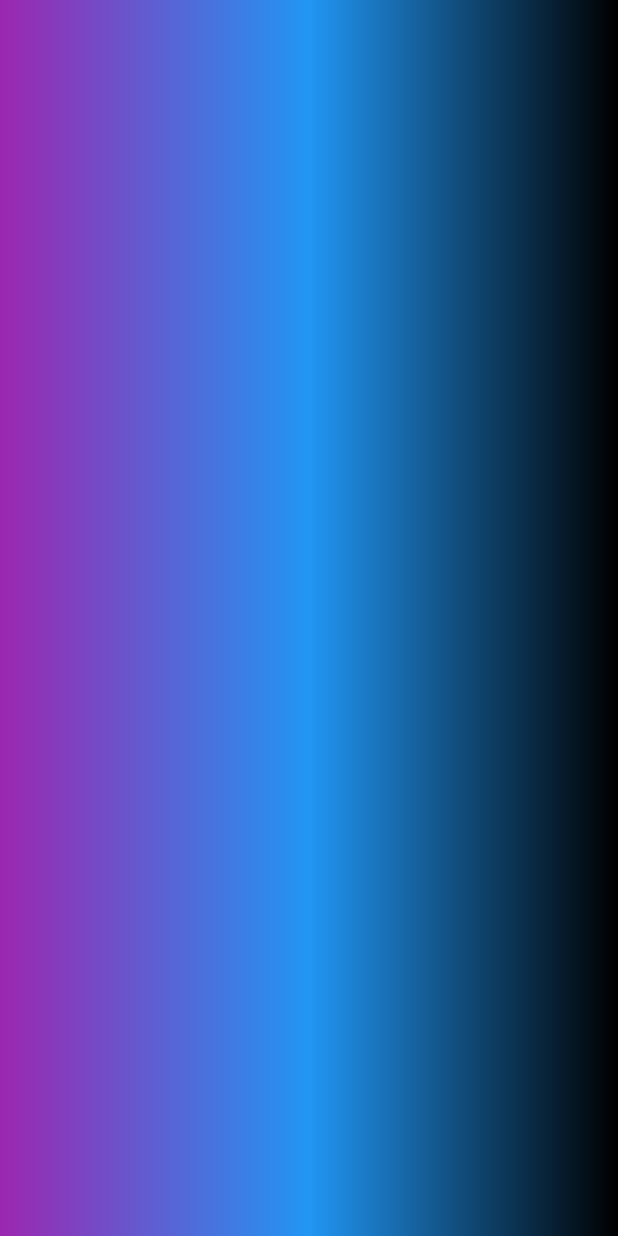
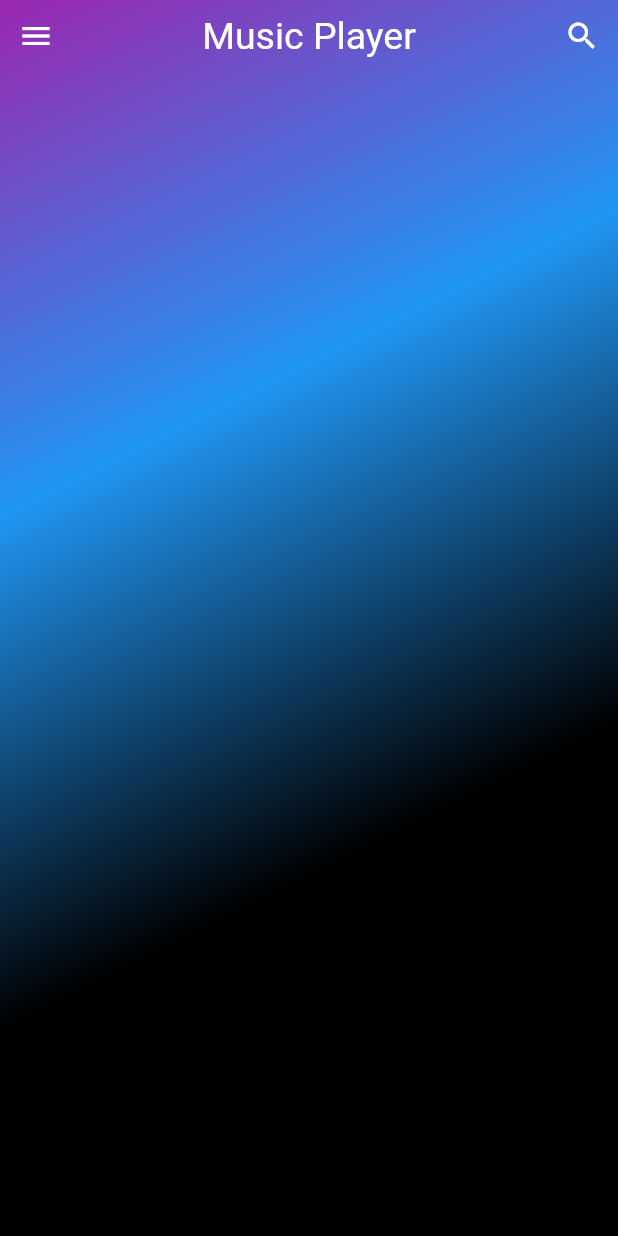
Before and after one commit to sarthaksinghsoamvanshi/musicplayer, a Flutter app: the screen it shows after launch, on a phone screen of 412 x 824 dp. Run offline on Flutter 3.47's test engine with Material 2 defaults, Android fonts, the phone set to English and light mode, and no system bars.

Commit message:
After Appbar

```diff
--- a/lib/main.dart
+++ b/lib/main.dart
@@ -8,16 +8,45 @@ void main() {
 }
 
 class HomePage extends StatelessWidget {
+  Widget appbar()
+  {
+    return Row(
+      mainAxisAlignment: MainAxisAlignment.spaceBetween,
+      children: [
+        IconButton(icon: Icon(Icons.menu,color: Colors.white,), onPressed: null),
+        Text("Music Player",style: TextStyle(color:Colors.white,fontSize:25),),
+        IconButton(icon: Icon(Icons.search,color:Colors.white), onPressed: null)
+      ],
+    );
+  }
   @override
   Widget build(BuildContext context) {
     return MaterialApp(
       home: Scaffold(
         body: Stack(
-          children: [Container(
-            decoration:BoxDecoration(
-              gradient:LinearGradient(colors: [Colors.purple,Colors.blue,Colors.black])
+          children: [
+            Container(
+              decoration: BoxDecoration(
+                // backgroundBlendMode: BlendMode.difference,
+                gradient: LinearGradient(
+                  begin: Alignment.topLeft,
+                  end: Alignment.bottomRight,
+                  tileMode: TileMode.mirror,
+                  colors: [
+                    Colors.purple,
+                    Colors.blue,
+                    Colors.black,
+                    Colors.black
+                  ],
+                ),
+              ),
+            ),
+            ListView(
+              children: [
+                appbar(),
+              ],
             )
-          )],
+          ],
         ),
       ),
     );
```
